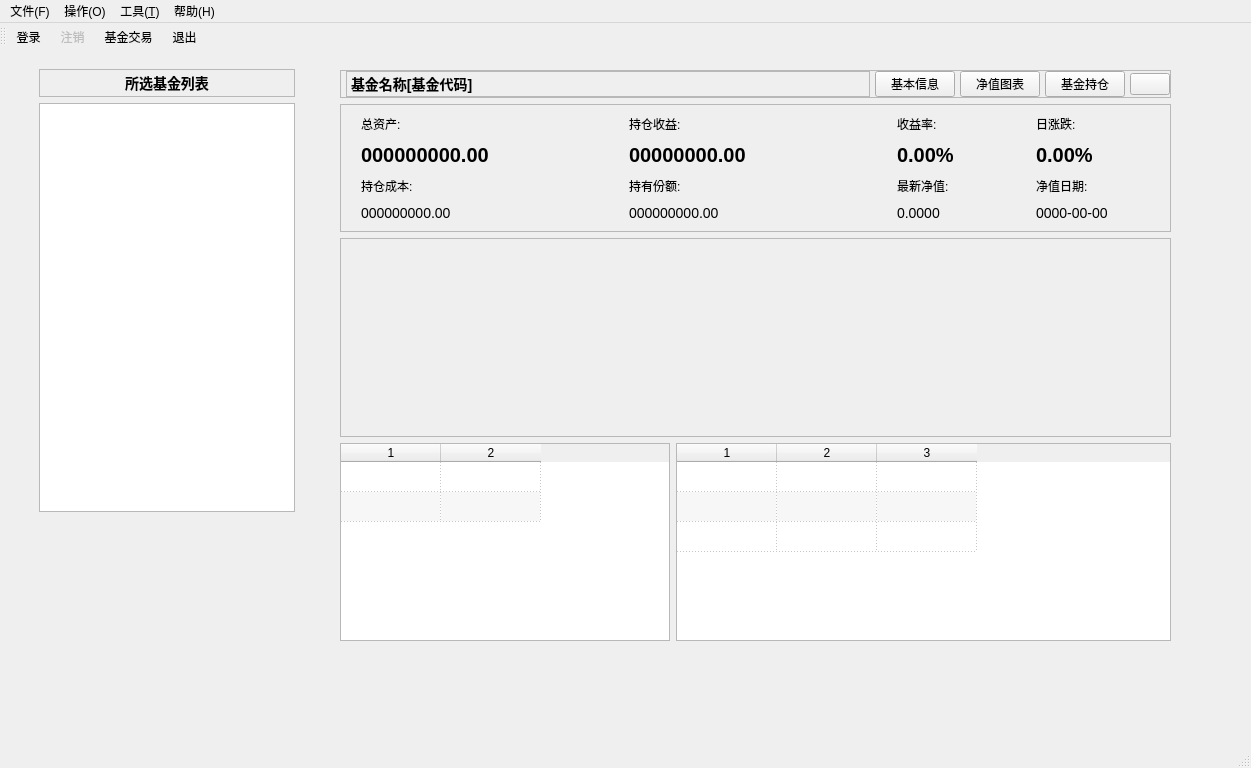
Before: the Qt Designer form src/ui/MainWindow.ui in zhouxchuan/finwise, drawn with Qt 5.
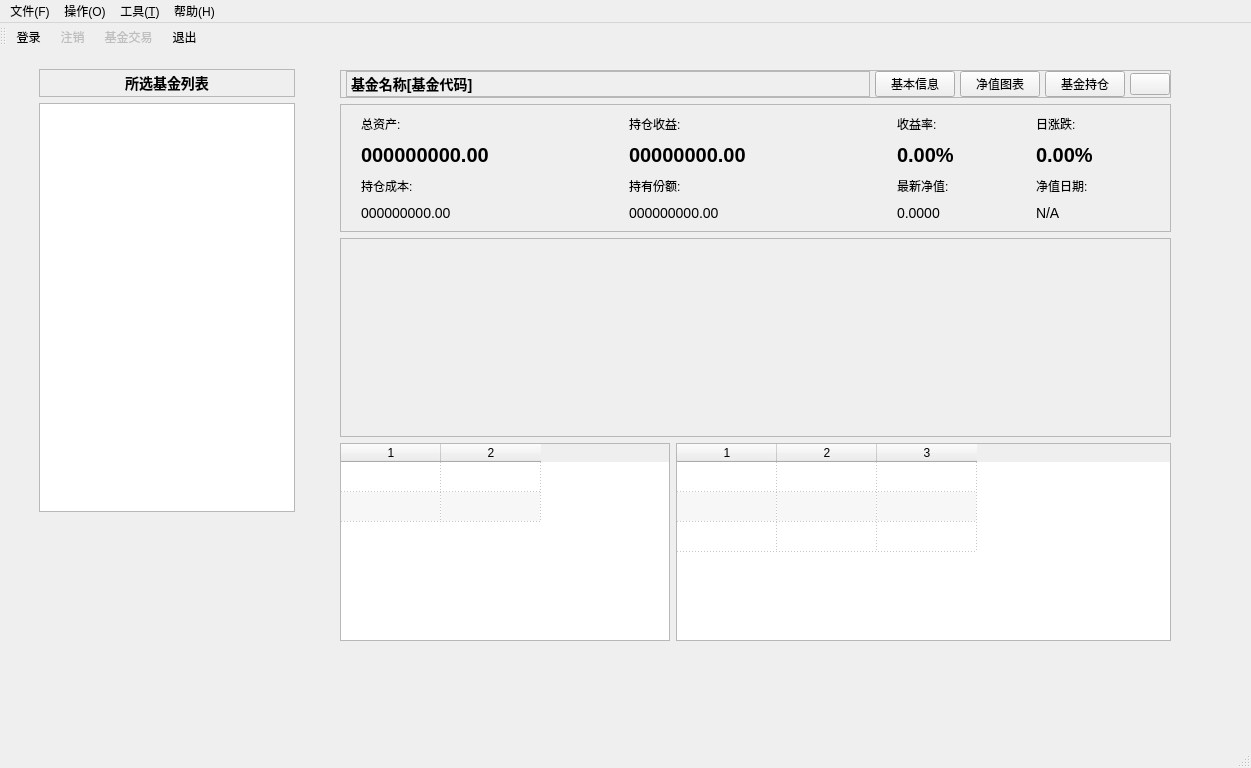
After: the same form once the commit is applied. Icons and pictures are not drawn.

Diff of the .ui file:
```diff
--- a/src/ui/MainWindow.ui
+++ b/src/ui/MainWindow.ui
@@ -418,7 +418,7 @@
            <string notr="true">font-size: 14px;</string>
           </property>
           <property name="text">
-           <string>0000-00-00</string>
+           <string>N/A</string>
           </property>
          </widget>
         </item>
@@ -728,6 +728,9 @@
    </property>
   </action>
   <action name="actionTradeFund">
+   <property name="enabled">
+    <bool>false</bool>
+   </property>
    <property name="icon">
     <iconset theme="QIcon::ThemeIcon::MediaPlaylistShuffle"/>
    </property>
```
Left out of the diff: 100 changed lines with no effect on the pictures.
